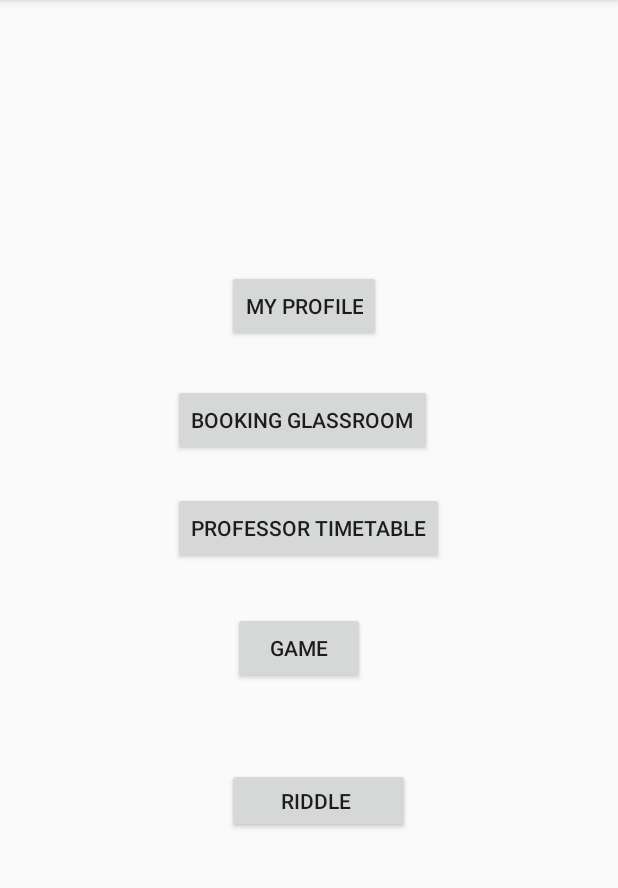
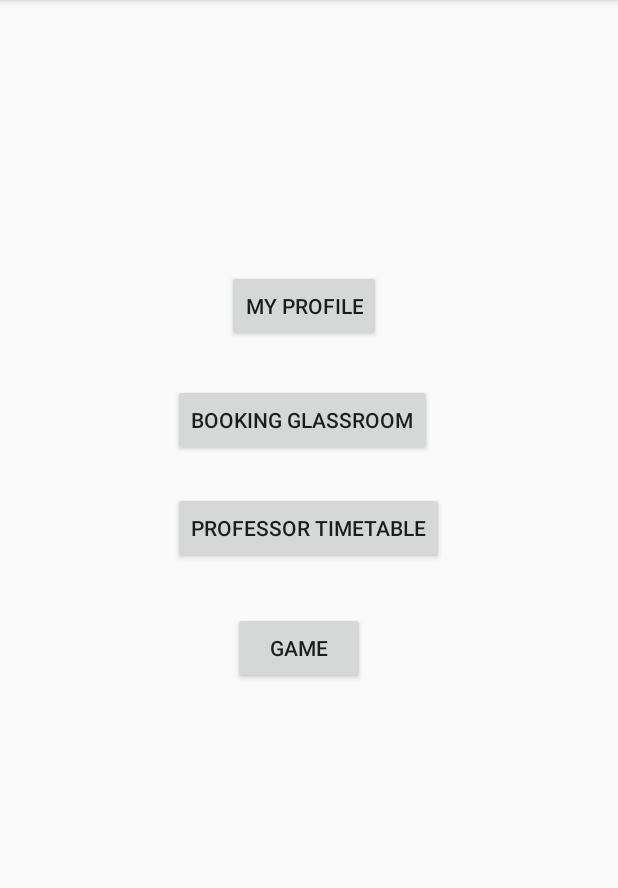
Before and after one commit to Can-ZHOU/Group2-Android, an Android app: the ChoiceActivity screen opened directly, with no data from a screen before it, on a phone screen of 412 x 824 dp, the part 84-972 px from its top. Run offline under Robolectric (Android 15) with nearby library versions, the phone set to English and light mode, and no system bars.

Commit message:
deleted riddle activity and added background image

```diff
--- a/app/src/main/AndroidManifest.xml
+++ b/app/src/main/AndroidManifest.xml
@@ -9,7 +9,6 @@
         android:roundIcon="@mipmap/ic_launcher_round"
         android:supportsRtl="true"
         android:theme="@style/AppTheme">
-        <activity android:name=".riddle"></activity>
         <activity android:name=".ProfessorChoiceActivity" />
         <activity android:name=".ProfessorTimetableActivity" />
         <activity android:name=".game2048.easy" />
--- a/app/src/main/java/com/tcd3d5b/bookingsystem/ChoiceActivity.java
+++ b/app/src/main/java/com/tcd3d5b/bookingsystem/ChoiceActivity.java
@@ -10,7 +10,7 @@ import android.widget.Button;
 import com.tcd3d5b.bookingsystem.game2048.Game2048MainActivity;
 
 public class ChoiceActivity extends AppCompatActivity {
-    Button userProfile, booking, professorTimetable, game,riddle;
+    Button userProfile, booking, professorTimetable, game;
 
     @Override
     protected void onCreate(Bundle savedInstanceState) {
@@ -21,7 +21,7 @@ public class ChoiceActivity extends AppCompatActivity {
         booking = findViewById(R.id.button_booking);
         professorTimetable = findViewById(R.id.button_professor_timetable);
         game = findViewById(R.id.button_game);
-        riddle = findViewById(R.id.riddle);
+
 
         userProfile.setOnClickListener(new View.OnClickListener() {
             @Override
@@ -50,11 +50,6 @@ public class ChoiceActivity extends AppCompatActivity {
                 startActivity(new Intent(ChoiceActivity.this, Game2048MainActivity.class));
             }
         });
-        riddle.setOnClickListener(new View.OnClickListener() {
-            @Override
-            public void onClick(View v) {
-                startActivity(new Intent(ChoiceActivity.this, riddle.class));
-            }
-        });
+
     }
 }
--- a/app/src/main/res/layout/activity_choice.xml
+++ b/app/src/main/res/layout/activity_choice.xml
@@ -49,16 +49,4 @@
         app:layout_constraintStart_toStartOf="@+id/button_professor_timetable"
         app:layout_constraintTop_toBottomOf="@+id/button_professor_timetable" />
 
-    <Button
-        android:id="@+id/riddle"
-        android:layout_width="122dp"
-        android:layout_height="43dp"
-        android:layout_marginTop="56dp"
-        android:text="Riddle "
-        app:layout_constraintBottom_toBottomOf="parent"
-        app:layout_constraintEnd_toEndOf="parent"
-        app:layout_constraintHorizontal_bias="0.522"
-        app:layout_constraintStart_toStartOf="parent"
-        app:layout_constraintTop_toBottomOf="@+id/button_game"
-        app:layout_constraintVertical_bias="0.0" />
 </androidx.constraintlayout.widget.ConstraintLayout>
```
Also changed, not shown: app/src/main/java/com/tcd3d5b/bookingsystem/riddle.java (deleted, +0 -14 lines), app/src/main/res/drawable/rounded_bt.xml (added, +17 -0 lines), app/src/main/res/layout/activity_riddle.xml (deleted, +0 -87 lines), 1 other file.
